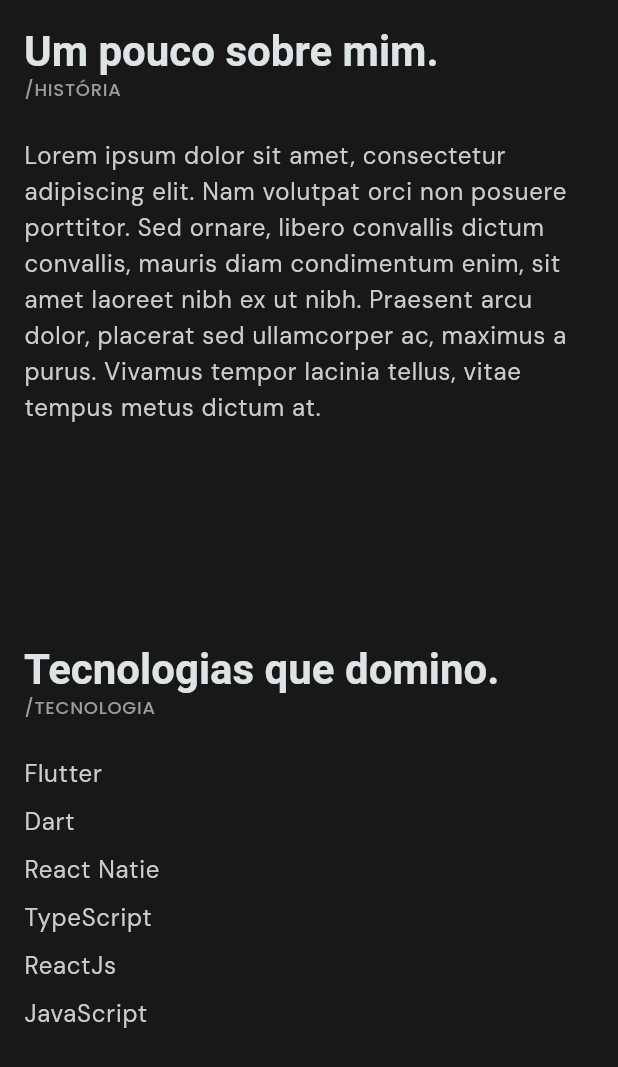
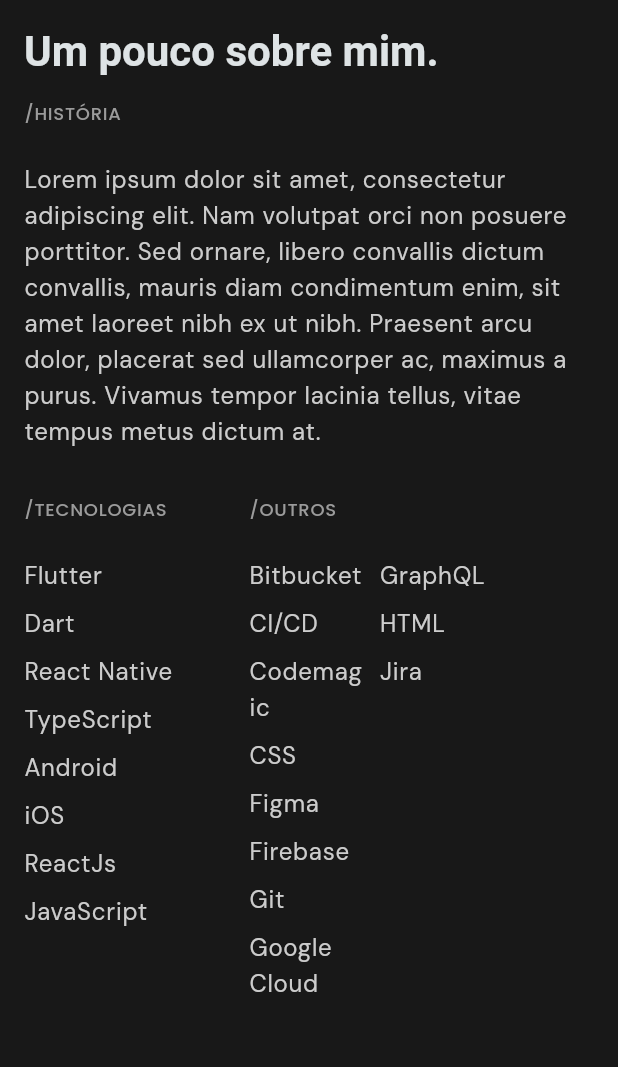
Before and after one commit to origemjhanpoll/origemjhanpoll.github.io, a Flutter app: the AboutWidget widget shown alone on an empty page, opened directly, on a phone screen of 412 x 824 dp. Shown: the top 1067 px of the screen. Run offline on Flutter 3.47's test engine with Material 3 defaults, Android fonts, the phone set to English and light mode, and no system bars; our stand-ins replace flutter_bloc, flutter_svg, google_fonts; generated files the repository leaves out were written again.

Commit message:
adding new changes in about widget

```diff
--- a/lib/features/portfolio/presentation/page/home_page.dart
+++ b/lib/features/portfolio/presentation/page/home_page.dart
@@ -89,7 +89,7 @@
             children: [
               HomeWidget(key: homeKey),
               AboutWidget(key: aboutKey),
-              ProjectsWidget(key: projectsKey),
+              // ProjectsWidget(key: projectsKey),
             ],
           ),
         ),
--- a/lib/features/portfolio/presentation/widgets/about_widget.dart
+++ b/lib/features/portfolio/presentation/widgets/about_widget.dart
@@ -1,15 +1,6 @@
 import 'package:flutter/material.dart';
 import 'package:origemjhanpoll_github_io/core/constants/screen_size.dart';
 import 'package:origemjhanpoll_github_io/core/constants/spacing_size.dart';
-
-const listTechnologies = [
-  'Flutter',
-  'Dart',
-  'React Natie',
-  'TypeScript',
-  'ReactJs',
-  'JavaScript'
-];
 
 class AboutWidget extends StatelessWidget {
   const AboutWidget({super.key});
@@ -20,7 +11,22 @@
     final size = MediaQuery.sizeOf(context);
     final isScreenMedium = size.width >= ScreenSize.small;
 
-    return Flex(
+    return Column(
+      crossAxisAlignment: CrossAxisAlignment.start,
+      children: [
+        Padding(
+          padding: EdgeInsets.only(
+            top: SpacingSize.getPadding(size.width),
+            left: SpacingSize.getPadding(size.width),
+            right: SpacingSize.getPadding(size.width),
+          ),
+          child: SelectableText(
+            'Um pouco sobre mim.',
+            style: theme.textTheme.headlineMedium!
+                .copyWith(fontWeight: FontWeight.bold),
+          ),
+        ),
+        Flex(
           direction: isScreenMedium ? Axis.horizontal : Axis.vertical,
           crossAxisAlignment: CrossAxisAlignment.start,
           mainAxisSize: MainAxisSize.min,
@@ -32,11 +38,6 @@
                   mainAxisAlignment: MainAxisAlignment.start,
                   crossAxisAlignment: CrossAxisAlignment.start,
                   children: [
-                SelectableText(
-                  'Um pouco sobre mim.',
-                  style: theme.textTheme.headlineMedium!
-                      .copyWith(fontWeight: FontWeight.bold),
-                ),
                     Padding(
                       padding: EdgeInsets.only(bottom: SpacingSize.large),
                       child: Text(
@@ -56,37 +57,93 @@
             Flexible(
               child: Padding(
                 padding: EdgeInsets.all(SpacingSize.getPadding(size.width)),
+                child: Row(
+                  crossAxisAlignment: CrossAxisAlignment.start,
+                  spacing: SpacingSize.extraLarge,
+                  children: [
+                    Flexible(
                       child: Column(
                         mainAxisAlignment: MainAxisAlignment.start,
                         crossAxisAlignment: CrossAxisAlignment.start,
                         children: [
-                Text(
-                  'Tecnologias que domino.',
-                  style: theme.textTheme.headlineMedium!
-                      .copyWith(fontWeight: FontWeight.bold),
-                ),
                           Padding(
                             padding: EdgeInsets.only(bottom: SpacingSize.large),
                             child: Text(
-                    '/TECNOLOGIA',
+                              '/TECNOLOGIAS',
                               style: theme.textTheme.labelMedium,
                             ),
                           ),
-                ListView.separated(
-                  shrinkWrap: true,
-                  primary: false,
-                  itemCount: listTechnologies.length,
-                  itemBuilder: (_, index) => SelectableText(
-                    listTechnologies[index],
+                          Wrap(
+                            direction: Axis.vertical,
+                            spacing: SpacingSize.small,
+                            children: List.generate(
+                              technologies.length,
+                              (index) => SelectableText(
+                                technologies[index],
                                 style: theme.textTheme.bodyLarge!
                                     .copyWith(overflow: TextOverflow.ellipsis),
                               ),
-                  separatorBuilder: (context, index) =>
-                      SizedBox(height: SpacingSize.small),
+                            ),
                           ),
                         ],
                       ),
                     ),
+                    Flexible(
+                      child: Column(
+                        mainAxisAlignment: MainAxisAlignment.start,
+                        crossAxisAlignment: CrossAxisAlignment.start,
+                        children: [
+                          Padding(
+                            padding: EdgeInsets.only(bottom: SpacingSize.large),
+                            child: Text(
+                              '/OUTROS',
+                              style: theme.textTheme.labelMedium,
+                            ),
+                          ),
+                          Row(
+                            crossAxisAlignment: CrossAxisAlignment.start,
+                            spacing: SpacingSize.small,
+                            children: [
+                              Flexible(
+                                child: Column(
+                                  crossAxisAlignment: CrossAxisAlignment.start,
+                                  spacing: SpacingSize.small,
+                                  children: List.generate(
+                                    toolsAndPlatforms_1.length,
+                                    (index) => SelectableText(
+                                      toolsAndPlatforms_1[index],
+                                      style: theme.textTheme.bodyLarge!
+                                          .copyWith(
+                                              overflow: TextOverflow.ellipsis),
+                                    ),
+                                  ),
+                                ),
+                              ),
+                              Flexible(
+                                child: Column(
+                                  crossAxisAlignment: CrossAxisAlignment.start,
+                                  spacing: SpacingSize.small,
+                                  children: List.generate(
+                                    toolsAndPlatforms_2.length,
+                                    (index) => SelectableText(
+                                      toolsAndPlatforms_2[index],
+                                      style: theme.textTheme.bodyLarge!
+                                          .copyWith(
+                                              overflow: TextOverflow.ellipsis),
+                                    ),
+                                  ),
+                                ),
+                              ),
+                            ],
+                          ),
+                        ],
+                      ),
+                    ),
+                  ],
+                ),
+              ),
+            ),
+          ],
         ),
       ],
     );
@@ -95,3 +152,29 @@
 
 const lorem =
     'Lorem ipsum dolor sit amet, consectetur adipiscing elit. Nam volutpat orci non posuere porttitor. Sed ornare, libero convallis dictum convallis, mauris diam condimentum enim, sit amet laoreet nibh ex ut nibh. Praesent arcu dolor, placerat sed ullamcorper ac, maximus a purus. Vivamus tempor lacinia tellus, vitae tempus metus dictum at.';
+const technologies = [
+  'Flutter',
+  'Dart',
+  'React Native',
+  'TypeScript',
+  'Android',
+  'iOS',
+  'ReactJs',
+  'JavaScript',
+];
+
+const toolsAndPlatforms_1 = [
+  'Bitbucket',
+  'CI/CD',
+  'Codemagic',
+  'CSS',
+  'Figma',
+  'Firebase',
+  'Git',
+  'Google Cloud',
+];
+const toolsAndPlatforms_2 = [
+  'GraphQL',
+  'HTML',
+  'Jira',
+];
```
Lines whose indentation alone changed are shown as unchanged.
